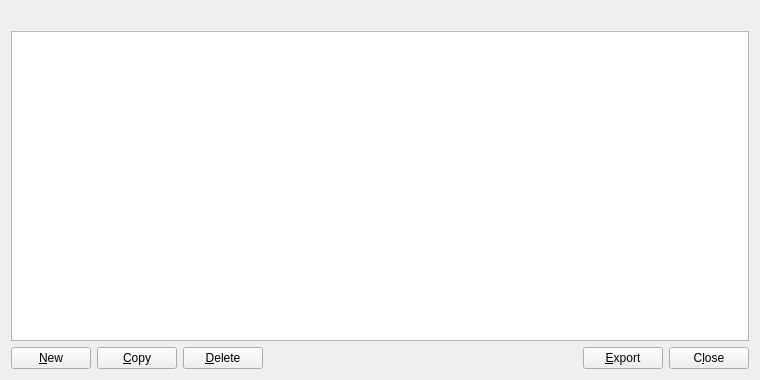
Qt form src/qt/forms/addressbookpage.ui (tocacyy/BitmexCoin) before a commit.
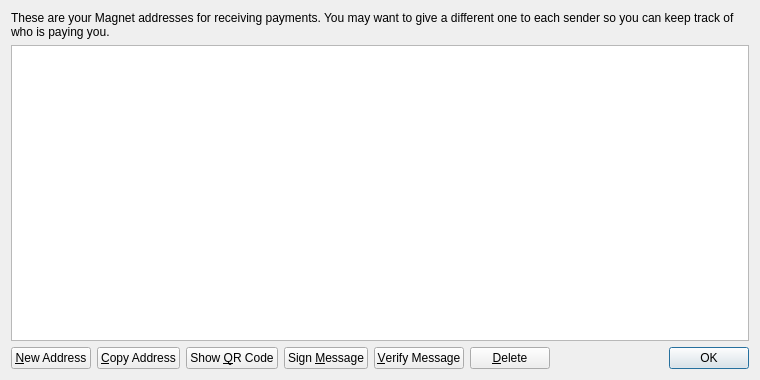
The same form after that commit.

```diff
--- a/src/qt/forms/addressbookpage.ui
+++ b/src/qt/forms/addressbookpage.ui
@@ -13,6 +13,9 @@
   <layout class="QVBoxLayout" name="verticalLayout">
    <item>
     <widget class="QLabel" name="labelExplanation">
+     <property name="text">
+      <string>These are your Magnet addresses for receiving payments. You may want to give a different one to each sender so you can keep track of who is paying you.</string>
+     </property>
      <property name="textFormat">
       <enum>Qt::PlainText</enum>
      </property>
@@ -32,9 +35,6 @@
      <property name="tabKeyNavigation">
       <bool>false</bool>
      </property>
-     <property name="alternatingRowColors">
-      <bool>true</bool>
-     </property>
      <property name="selectionMode">
       <enum>QAbstractItemView::SingleSelection</enum>
      </property>
@@ -57,10 +57,7 @@
         <string>Create a new address</string>
        </property>
        <property name="text">
-        <string>&amp;New</string>
-       </property>
-       <property name="autoDefault">
-        <bool>false</bool>
+        <string>&amp;New Address</string>
        </property>
       </widget>
      </item>
@@ -70,24 +67,45 @@
         <string>Copy the currently selected address to the system clipboard</string>
        </property>
        <property name="text">
-        <string>&amp;Copy</string>
+        <string>&amp;Copy Address</string>
        </property>
-       <property name="autoDefault">
-        <bool>false</bool>
+      </widget>
+     </item>
+     <item>
+      <widget class="QPushButton" name="showQRCode">
+       <property name="text">
+        <string>Show &amp;QR Code</string>
        </property>
       </widget>
      </item>
      <item>
-      <widget class="QPushButton" name="deleteAddress">
+      <widget class="QPushButton" name="signMessage">
+       <property name="toolTip">
+        <string>Sign a message to prove you own a Magnet address</string>
+       </property>
+       <property name="text">
+        <string>Sign &amp;Message</string>
+       </property>
+      </widget>
+     </item>
+     <item>
+      <widget class="QPushButton" name="verifyMessage">
+       <property name="toolTip">
+        <string>Verify a message to ensure it was signed with a specified Magnet address</string>
+       </property>
+       <property name="text">
+        <string>&amp;Verify Message</string>
+       </property>
+      </widget>
+     </item>
+     <item>
+      <widget class="QPushButton" name="deleteButton">
        <property name="toolTip">
         <string>Delete the currently selected address from the list</string>
        </property>
        <property name="text">
         <string>&amp;Delete</string>
        </property>
-       <property name="autoDefault">
-        <bool>false</bool>
-       </property>
       </widget>
      </item>
      <item>
@@ -104,31 +122,15 @@
       </spacer>
      </item>
      <item>
-      <widget class="QPushButton" name="exportButton">
-       <property name="toolTip">
-        <string>Export the data in the current tab to a file</string>
-       </property>
-       <property name="text">
-        <string>&amp;Export</string>
-       </property>
-       <property name="autoDefault">
-        <bool>false</bool>
-       </property>
-      </widget>
-     </item>
-     <item>
-      <widget class="QPushButton" name="closeButton">
+      <widget class="QDialogButtonBox" name="buttonBox">
        <property name="sizePolicy">
-        <sizepolicy hsizetype="Minimum" vsizetype="Minimum">
+        <sizepolicy hsizetype="Maximum" vsizetype="Fixed">
          <horstretch>0</horstretch>
          <verstretch>0</verstretch>
         </sizepolicy>
        </property>
-       <property name="text">
-        <string>C&amp;lose</string>
-       </property>
-       <property name="autoDefault">
-        <bool>false</bool>
+       <property name="standardButtons">
+        <set>QDialogButtonBox::Ok</set>
        </property>
       </widget>
      </item>
```
Left out of the diff: 11 changed lines with no effect on the pictures.
